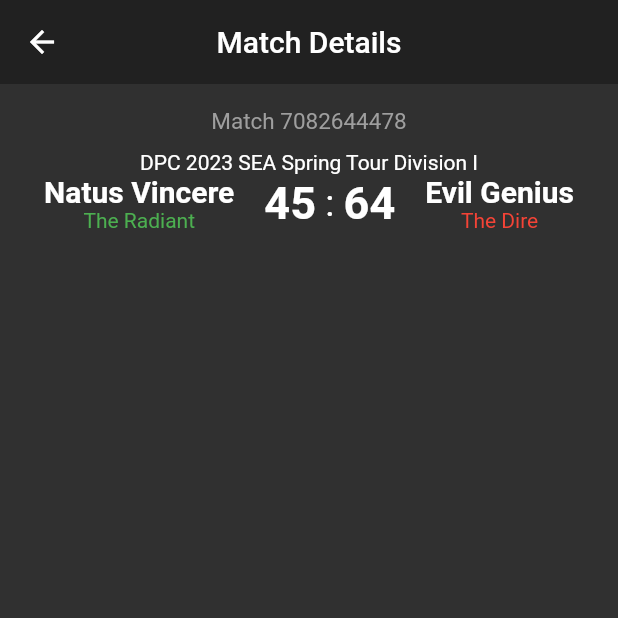
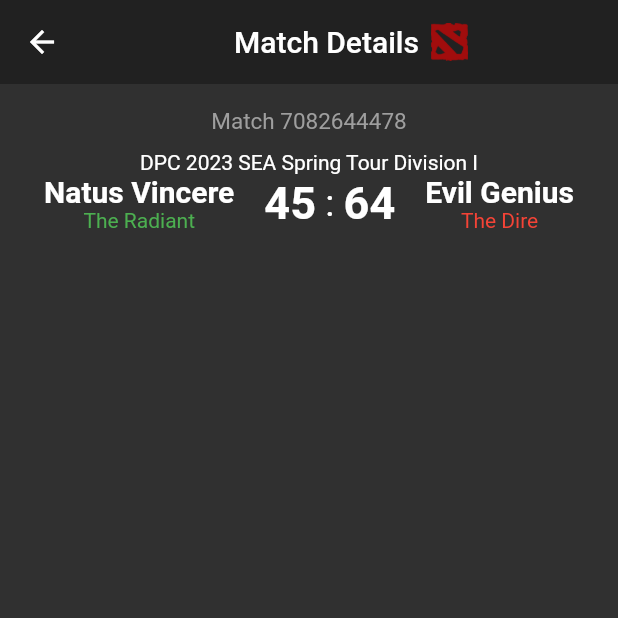
Before and after one commit to YannetGorob/dota_online, a Flutter app: the MatchDetailsWidget screen opened directly, on a phone screen of 412 x 824 dp, the top half of it. Run offline on Flutter 3.47's test engine with Material 2 defaults, Android fonts, the phone set to English and light mode, and no system bars; our stand-ins replace bloc, cached_network_image, dio, flutter_bloc, freezed_annotation, get_it and 2 more; generated files the repository leaves out were written again; network calls fail.

Commit message:
fix: fix app bar, add localisation

```diff
--- a/lib/core/dota_ui/widgets/dota_app_bar.dart
+++ b/lib/core/dota_ui/widgets/dota_app_bar.dart
@@ -11,7 +11,14 @@ class DotaAppBar extends StatelessWidget implements PreferredSizeWidget {
   @override
   Widget build(BuildContext context) {
     return AppBar(
-      title: title == null ? null : Text(title!),
+      title: title == null ? null : Row(
+        mainAxisAlignment: MainAxisAlignment.center,
+        children: [
+          Text(title!),
+          SizedBox(width: 7.84,),
+          FittedBox(child: Image.asset('assets/images/dota_logo.png',height: 25,))
+        ],
+      ),
       backgroundColor: Theme.of(context).primaryColor,
       elevation: 0,
       centerTitle: true,
--- a/lib/features/teams/team_details/presentation/widgets/team_details_widget.dart
+++ b/lib/features/teams/team_details/presentation/widgets/team_details_widget.dart
@@ -4,6 +4,7 @@ import 'package:dota_online/core/dota_ui/widgets/dota_error_widget.dart';
 import 'package:dota_online/features/teams/team_details/domain/team_detail_cubit.dart';
 import 'package:dota_online/features/teams/team_details/domain/team_detail_state.dart';
 import 'package:dota_online/features/teams/team_details/presentation/widgets/team_details_body.dart';
+import 'package:dota_online/l10n/l10n.dart';
 import 'package:flutter/material.dart';
 import 'package:flutter_bloc/flutter_bloc.dart';
 
@@ -15,8 +16,8 @@ class TeamDetailsWidget extends StatelessWidget {
   @override
   Widget build(BuildContext context) {
     return Scaffold(
-      appBar: const DotaAppBar(
-        title: 'TeamDetailsWidget',
+      appBar: DotaAppBar(
+        title: context.l10n.matchDetails,
       ),
       body: BlocBuilder<TeamDetailCubit, TeamDetailState>(
         builder: (context, state) {
--- a/lib/features/teams/teams_list/presentation/widgets/teams_list_widget.dart
+++ b/lib/features/teams/teams_list/presentation/widgets/teams_list_widget.dart
@@ -2,6 +2,7 @@ import 'package:dota_online/core/dota_ui/widgets/dota_app_bar.dart';
 import 'package:dota_online/core/dota_ui/widgets/dota_error_widget.dart';
 import 'package:dota_online/features/teams/teams_list/domain/teams_list_state.dart';
 import 'package:dota_online/features/teams/teams_list/presentation/widgets/team_list_body.dart';
+import 'package:dota_online/l10n/l10n.dart';
 import 'package:flutter/material.dart';
 import 'package:flutter_bloc/flutter_bloc.dart';
 import 'package:dota_online/features/teams/teams_list/domain/teams_list_cubit.dart';
@@ -14,8 +15,8 @@ class TeamsListWidget extends StatelessWidget {
   @override
   Widget build(BuildContext context) {
     return Scaffold(
-      appBar: const DotaAppBar(
-        title: 'TeamsListWidget',
+      appBar: DotaAppBar(
+        title: context.l10n.matchesList,
       ),
       body: BlocBuilder<TeamsListCubit, TeamsListState>(
         builder: (context, state) {
```
